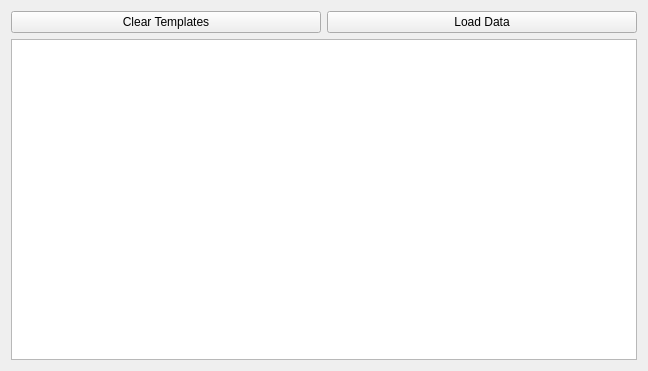
Above: quickfeatures/gui/quick_features_widget.ui from andrew-plowright/quickfeatures before the change. Below: the same form after it.
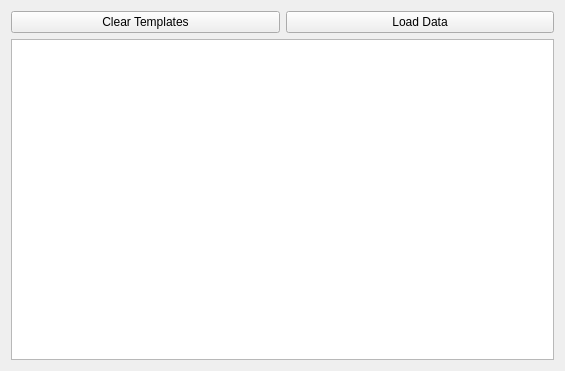
That is the form after the change.

```diff
--- a/quickfeatures/gui/quick_features_widget.ui
+++ b/quickfeatures/gui/quick_features_widget.ui
@@ -6,7 +6,7 @@
    <rect>
     <x>0</x>
     <y>0</y>
-    <width>648</width>
+    <width>565</width>
     <height>371</height>
    </rect>
   </property>
@@ -33,7 +33,11 @@
     </layout>
    </item>
    <item>
-    <widget class="QTableView" name="table_view"/>
+    <widget class="QTableView" name="table_view">
+     <attribute name="verticalHeaderVisible">
+      <bool>false</bool>
+     </attribute>
+    </widget>
    </item>
    <item>
     <layout class="QHBoxLayout" name="debug_button_layout"/>
```
